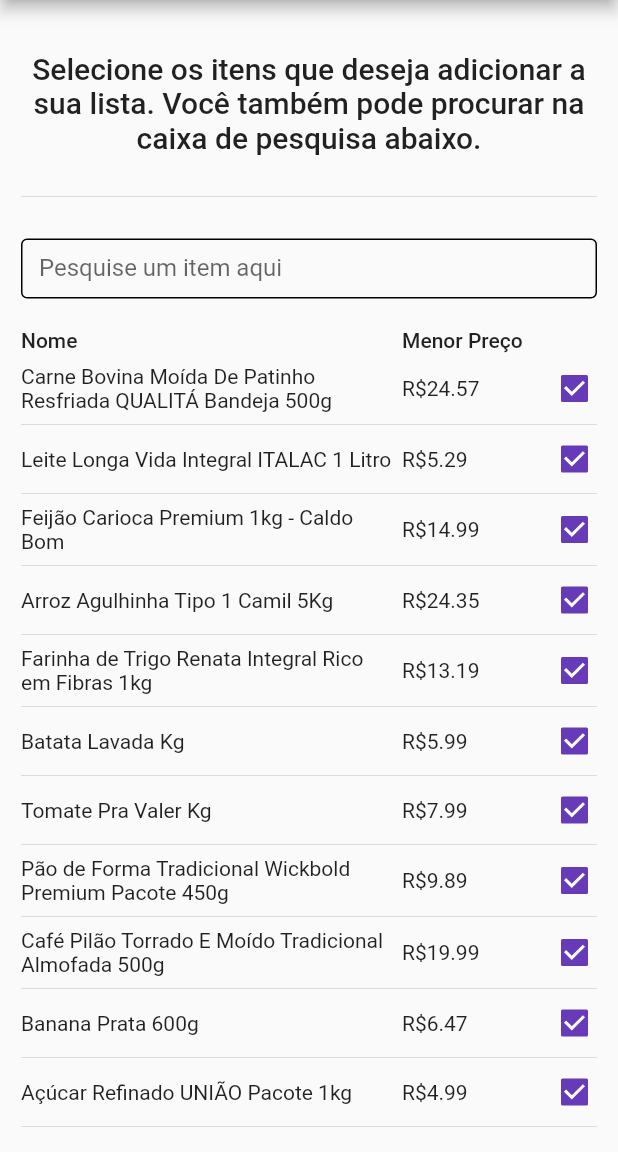
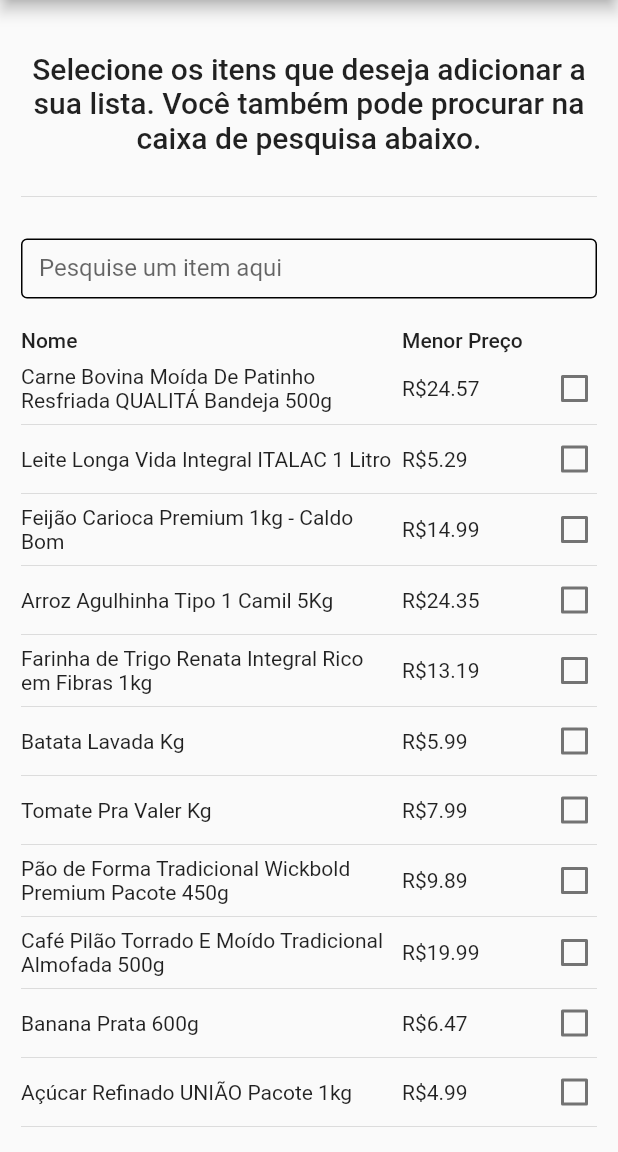
Before and after one commit to izaque93/mercado_barato, a Flutter app: the NewList screen opened directly, on a phone screen of 412 x 824 dp, the part 84-1236 px from its top. Run offline on Flutter 3.47's test engine with Material 2 defaults, Android fonts, the phone set to English and light mode, and no system bars.

```diff
--- /dev/null
+++ b/lib/data/cart.dart
@@ -0,0 +1,19 @@
+class Item {
+  final String name;
+
+  bool isInCart = false;
+  Map<String, double> marketsPrice = {};
+  Item(this.name);
+
+  void setPrice(double value, String market) =>
+      marketsPrice.putIfAbsent(market, () => value);
+}
+
+// class Market {
+//   final String name;
+//   String location = "";
+//   double distanceInKm = 0.0;
+//   Map<Item, double> marketList = {};
+
+//   Market(this.name);
+// }
--- a/lib/data/items.dart
+++ b/lib/data/items.dart
@@ -1,3 +1,5 @@
+import 'cart.dart';
+
 Map<String, double> itensMap = {
   "Carne Bovina Moída De Patinho Resfriada QUALITÁ Bandeja 500g": 24.57,
   "Leite Longa Vida Integral ITALAC 1 Litro": 5.29,
@@ -13,3 +15,13 @@ Map<String, double> itensMap = {
   "Óleo de Soja LIZA Pet 900ml": 8.69,
   "Manteiga Francesa com Sal PRÉSIDENT Tablete 200g": 11.99,
 };
+
+class Items {
+  List<Item> loadFromDB() {
+    List<Item> itemsList = [];
+    itensMap.forEach((key, value) {
+      itemsList.add(Item(key)..setPrice(value, "extra"));
+    });
+    return itemsList;
+  }
+}
--- a/lib/pages/new_list.dart
+++ b/lib/pages/new_list.dart
@@ -1,4 +1,5 @@
 import 'package:flutter/material.dart';
+import 'package:mercado_barato/data/cart.dart';
 import 'package:mercado_barato/data/items.dart';
 import 'package:mercado_barato/pages/scaffold.dart';
 
@@ -11,28 +12,25 @@ class NewList extends StatefulWidget {
 
 class _NewListState extends State<NewList> {
   final _searchController = TextEditingController();
-
   final _priceCollumnWidth = 100.0;
   final _cheboxCollumnWidth = 30.0;
-  Map<String, double> filteredItensMap = {};
+  List<Item> filteredItensList = [];
 
   @override
   void initState() {
     super.initState();
-    filteredItensMap.addEntries(itensMap.entries);
+    Items items = Items();
+    filteredItensList = items.loadFromDB();
     _searchController.addListener(() {
-      filteredItensMap = {};
       if (_searchController.text.isEmpty) {
         setState(() {
-          filteredItensMap.addEntries(itensMap.entries);
+          filteredItensList = items.loadFromDB();
         });
       } else {
+        filteredItensList = items.loadFromDB();
         setState(() {
-          itensMap.forEach((key, value) {
-            if (key.contains(_searchController.text)) {
-              filteredItensMap.addEntries({key: value}.entries);
-            }
-          });
+          filteredItensList.removeWhere(
+              (element) => !element.name.contains(_searchController.text));
         });
       }
     });
@@ -62,20 +60,29 @@ class _NewListState extends State<NewList> {
             const Padding(padding: EdgeInsets.only(top: 20.0)),
             const Divider(),
             const Padding(padding: EdgeInsets.only(top: 20.0)),
-            SizedBox(
-              height: 40,
-              child: TextField(
-                keyboardType: TextInputType.emailAddress,
-                controller: _searchController,
-                decoration: const InputDecoration(
-                  focusedBorder: OutlineInputBorder(),
-                  enabledBorder: OutlineInputBorder(),
-                  labelText: "Pesquise um item aqui",
+            searchbox(),
+            const Padding(padding: EdgeInsets.only(top: 20.0)),
+            tableTitles(context),
+            const Padding(padding: EdgeInsets.only(top: 8.0)),
+            Expanded(
+              child: ListView.separated(
+                itemCount: filteredItensList.length,
+                separatorBuilder: (BuildContext context, int index) {
+                  return const Divider();
+                },
+                itemBuilder: (BuildContext context, int index) {
+                  return itemRow(filteredItensList.elementAt(index));
+                },
               ),
             ),
+          ],
         ),
-            const Padding(padding: EdgeInsets.only(top: 20.0)),
-            Row(
+      )),
+    );
+  }
+
+  Row tableTitles(BuildContext context) {
+    return Row(
       children: [
         Expanded(
             child: Text(
@@ -91,38 +98,53 @@ class _NewListState extends State<NewList> {
             )),
         SizedBox(width: _cheboxCollumnWidth)
       ],
+    );
+  }
+
+  SizedBox searchbox() {
+    return SizedBox(
+      height: 40,
+      child: TextField(
+        keyboardType: TextInputType.emailAddress,
+        controller: _searchController,
+        decoration: const InputDecoration(
+          focusedBorder: OutlineInputBorder(),
+          enabledBorder: OutlineInputBorder(),
+          labelText: "Pesquise um item aqui",
         ),
-            const Padding(padding: EdgeInsets.only(top: 8.0)),
-            Expanded(
-              child: ListView.separated(
-                itemCount: filteredItensMap.length,
-                separatorBuilder: (BuildContext context, int index) {
-                  return const Divider();
-                },
-                itemBuilder: (BuildContext context, int index) {
+      ),
+    );
+  }
+
+  Row itemRow(Item item) {
     return Row(
       children: [
-                      Expanded(
-                          child: Text(filteredItensMap.keys.elementAt(index))),
+        Expanded(child: Text(item.name)),
         const Padding(padding: EdgeInsets.only(left: 5.0)),
         SizedBox(
           width: _priceCollumnWidth,
           child: Text(
-                            "R\$${filteredItensMap[filteredItensMap.keys.elementAt(index)]!.toStringAsFixed(2)}"),
+              "R\$${item.marketsPrice.values.reduce((value, element) => value > element ? element : value).toStringAsFixed(2)}"),
         ),
         SizedBox(
           width: _cheboxCollumnWidth,
           height: 30,
-                        child: Checkbox(value: true, onChanged: (value) {}),
+          child: Checkbox(
+              value: item.isInCart,
+              onChanged: (value) {
+                value ??= false;
+                if (value == true) {
+                  setState(() {
+                    item.isInCart = true;
+                  });
+                } else {
+                  setState(() {
+                    item.isInCart = false;
+                  });
+                }
+              }),
         )
       ],
     );
-                },
-              ),
-            ),
-          ],
-        ),
-      )),
-    );
   }
 }
```
Lines whose indentation alone changed are shown as unchanged.
